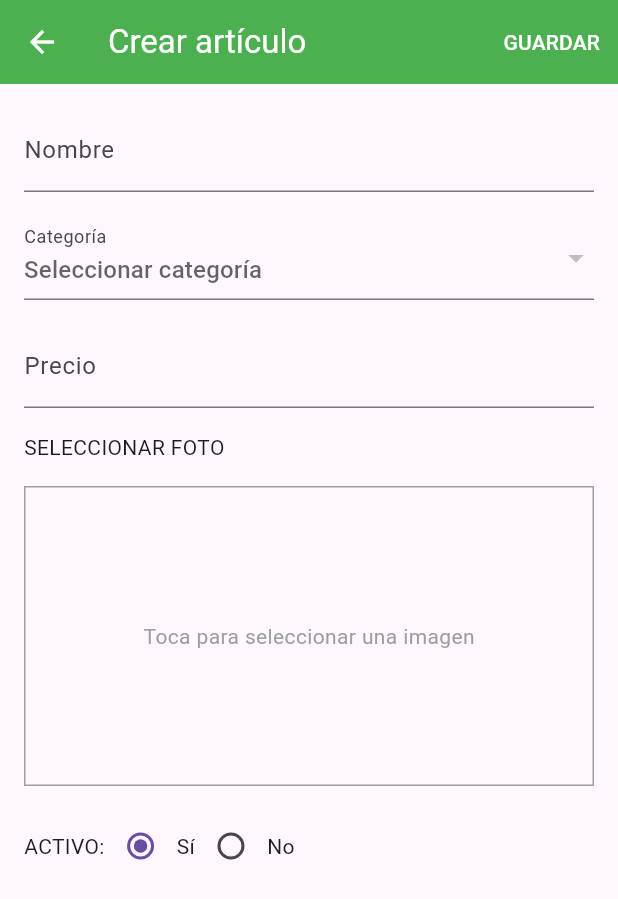
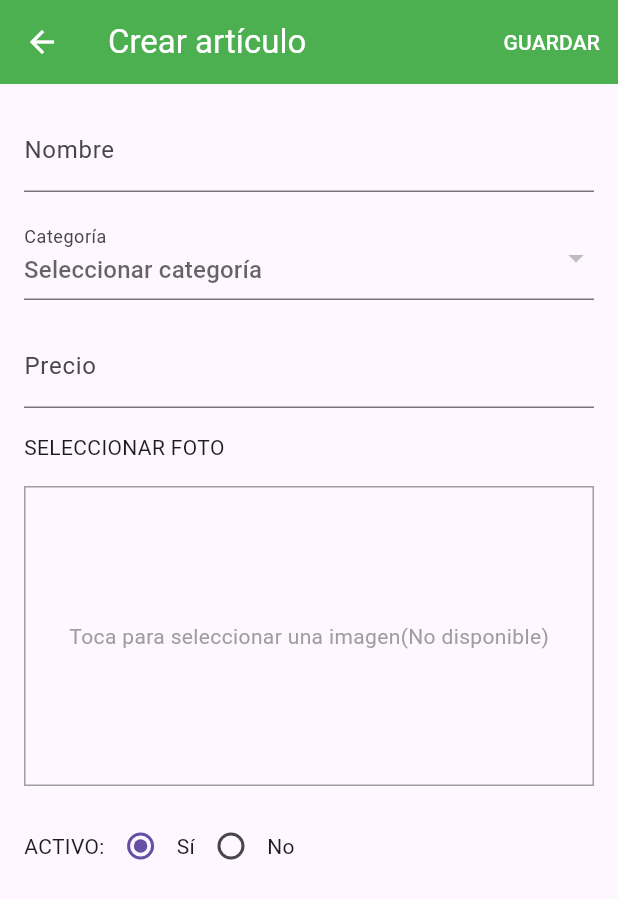
Before and after one commit to joakotalcual/timbas, a Flutter app: the ProductsScreen screen opened directly, after a tap on the "add" icon, on a phone screen of 412 x 824 dp. Shown: the top 899 px of the screen. Run offline on Flutter 3.47's test engine with Material 3 defaults, Android fonts, the light colour scheme and no system bars; our stand-ins replace cloud_firestore, connectivity_plus, firebase_core, image_picker, rxdart, shared_preferences and 1 more; missing offline and left inert: bluetooth_print; accounts and stored records are empty; generated files the repository leaves out were written again.

Commit message:
Correción de bug al agregar productos y luego editar

```diff
--- a/lib/services/database/sqlite.dart
+++ b/lib/services/database/sqlite.dart
@@ -81,6 +81,7 @@ Future<void> addLocalProduct(String uid, String name, String image, String categ
   await db.insert(
     'productos',
     {
+      'uid' : uid,
       'nombre' : name,
       'imagen' : image,
       'categorias' : category,
--- a/lib/views/articles/components/item_product.dart
+++ b/lib/views/articles/components/item_product.dart
@@ -2,7 +2,6 @@ import 'package:flutter/material.dart';
 import 'package:flutter/services.dart';
 import 'package:image_picker/image_picker.dart';
 import 'package:timbas/controllers/bd_controller.dart';
-import 'dart:io';
 
 
 class ItemProduct extends StatefulWidget {
@@ -33,7 +32,6 @@ class _ItemProductState extends State<ItemProduct> {
   String? _selectedCategory;
   late TextEditingController _priceController;
   late TextEditingController _nameController;
-  File? _selectedImage;
   String? _assetImage; // Variable para manejar la imagen de assets
   String? _imagePath;
 
@@ -56,9 +54,10 @@ class _ItemProductState extends State<ItemProduct> {
       // Cargar imagen desde assets si está disponible
       if (widget.image != null && widget.image!.startsWith('assets/')) {
         _assetImage = widget.image;
-      }else if(widget.image != null){
-        _assetImage = widget.image;
       }
+      // else if(widget.image != null){
+      //   _assetImage = widget.image;
+      // }
     } else {
       _isAvailable = true;
     }
@@ -78,7 +77,6 @@ class _ItemProductState extends State<ItemProduct> {
 
     if (image != null) {
       setState(() {
-        _selectedImage = File(image.path);
         _imagePath = image.path;
         _assetImage = null; // Limpiar la imagen de assets cuando se selecciona una nueva imagen
       });
@@ -168,19 +166,14 @@ class _ItemProductState extends State<ItemProduct> {
                 decoration: BoxDecoration(
                   border: Border.all(color: Colors.grey),
                 ),
-                child: _selectedImage != null
-                    ? Image.file(
-                        _selectedImage!,
-                        fit: BoxFit.cover,
-                      )
-                    : _assetImage != null
+                child: _assetImage != null
                         ? Image.asset(
                             _assetImage!,
                             fit: BoxFit.cover,
                           )
                         : const Center(
                             child: Text(
-                              'Toca para seleccionar una imagen',
+                              'Toca para seleccionar una imagen(No disponible)',
                               style: TextStyle(color: Colors.grey),
                             ),
                           ),
@@ -221,7 +214,7 @@ class _ItemProductState extends State<ItemProduct> {
                     },
                     child: const Row(
                       mainAxisAlignment: MainAxisAlignment.center,
-                      children: [Icon(Icons.delete), Text("ELIMINAR ARTICULO")],
+                      children: [Icon(Icons.delete, color: Colors.black), Text("ELIMINAR ARTICULO", style: TextStyle(color: Colors.black),)],
                     ),
                   )
                 : const SizedBox.shrink(),
--- a/lib/views/articles/components/products_screen.dart
+++ b/lib/views/articles/components/products_screen.dart
@@ -68,7 +68,7 @@ class ProductsScreen extends StatelessWidget {
                 itemBuilder: (context, index) {
                   bool active = products[index]['activo'] == 1; // Ajuste para convertir 1/0 a bool
                   return Container(
-                    color: const Color.fromARGB(132, 226, 255, 191),
+                    color: active ?const Color.fromARGB(132, 226, 255, 191) : Colors.grey.shade200,
                     child: ListTile(
                       leading: Icon(
                         active ? Icons.check : Icons.report,
@@ -125,7 +125,10 @@ class ProductsScreen extends StatelessWidget {
           );
         },
         backgroundColor: Colors.green,
-        child: const Icon(Icons.add),
+        child: const Icon(
+          Icons.add,
+          color: Colors.white,
+        ),
       ),
     );
   }
--- a/lib/views/categories/categories_screen.dart
+++ b/lib/views/categories/categories_screen.dart
@@ -36,7 +36,7 @@ class CategoriesScreen extends StatelessWidget {
                 Expanded(
                   child: GridView.builder(
                     gridDelegate: const SliverGridDelegateWithFixedCrossAxisCount(
-                      crossAxisCount: 2,
+                      crossAxisCount: 4,
                       crossAxisSpacing: 8.0,
                       mainAxisSpacing: 8.0,
                     ),
@@ -46,8 +46,6 @@ class CategoriesScreen extends StatelessWidget {
                     },
                   ),
                 ),
-                const SizedBox(height: 16.0),
-                const SizedBox(height: 16.0),
               ],
             );
           }
@@ -68,7 +66,7 @@ class CategoriesScreen extends StatelessWidget {
           });
         },
         backgroundColor: Colors.green,
-        child: const Icon(Icons.add),
+        child: const Icon(Icons.add, color: Colors.white,),
       ),
     );
   }
--- a/lib/views/categories/components/item_categorie.dart
+++ b/lib/views/categories/components/item_categorie.dart
@@ -44,7 +44,7 @@ class _ItemCategorieState extends State<ItemCategorie> {
         actions: [
           TextButton(
             onPressed: () async {
-              String name = _nameController.text;
+              String name = _nameController.text.toUpperCase();
               // Implementar lógica de guardado aquí
               if (widget.isEdit) {
                 // Actualiza en Firebase y en la base de datos local
@@ -84,6 +84,9 @@ class _ItemCategorieState extends State<ItemCategorie> {
                     },
                     child: const Text(
                       "ELIMINAR CATEGORÍA",
+                      style: TextStyle(
+                        color: Colors.black
+                      ),
                     ),
                   )
                 : const SizedBox.shrink(),
--- a/lib/views/dialogCustom/show_confirm_dialog.dart
+++ b/lib/views/dialogCustom/show_confirm_dialog.dart
@@ -16,13 +16,13 @@ Future<bool> showConfirmationDialog(
           onPressed: () {
             Navigator.of(context).pop(true); // Confirma la acción
           },
-          child: const Text('Sí'),
+          child: const Text('Sí', style: TextStyle(color: Colors.redAccent),),
         ),
         TextButton(
           onPressed: () {
             Navigator.of(context).pop(false); // Cancela la acción
           },
-          child: const Text('No'),
+          child: const Text('No', style: TextStyle(color: Colors.black54)),
         ),
       ],
     ),
```
Also changed, not shown: lib/controllers/bd_controller.dart (+8 -8 lines), lib/views/articles/articles_screen.dart (+21 -6 lines), lib/views/order/components/category_screen.dart (+12 -4 lines).
